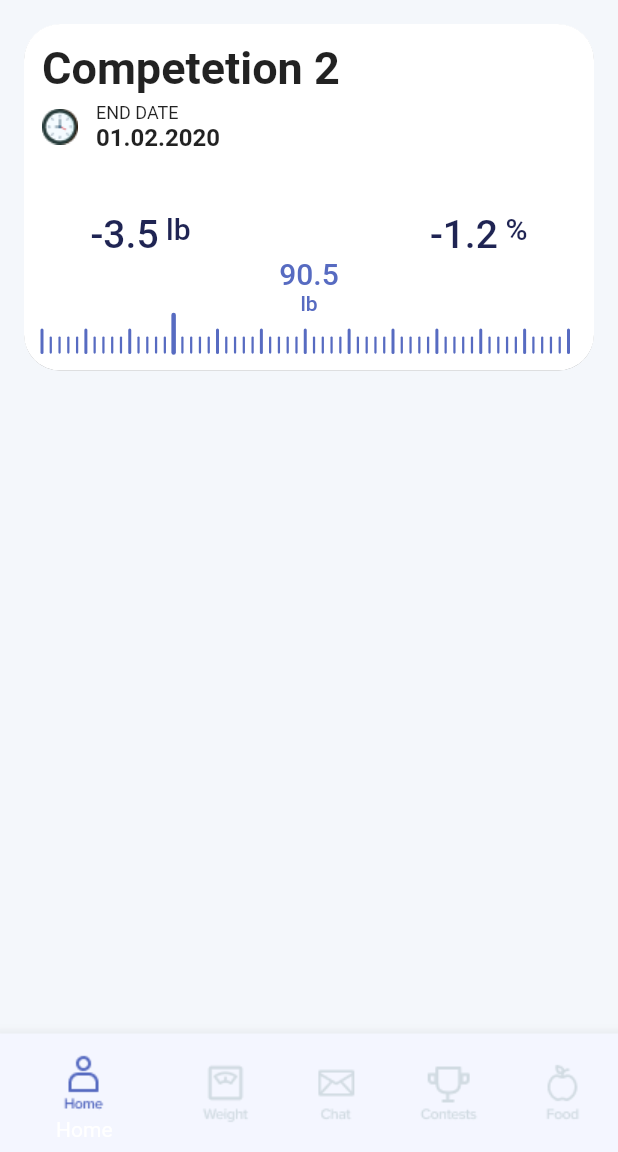
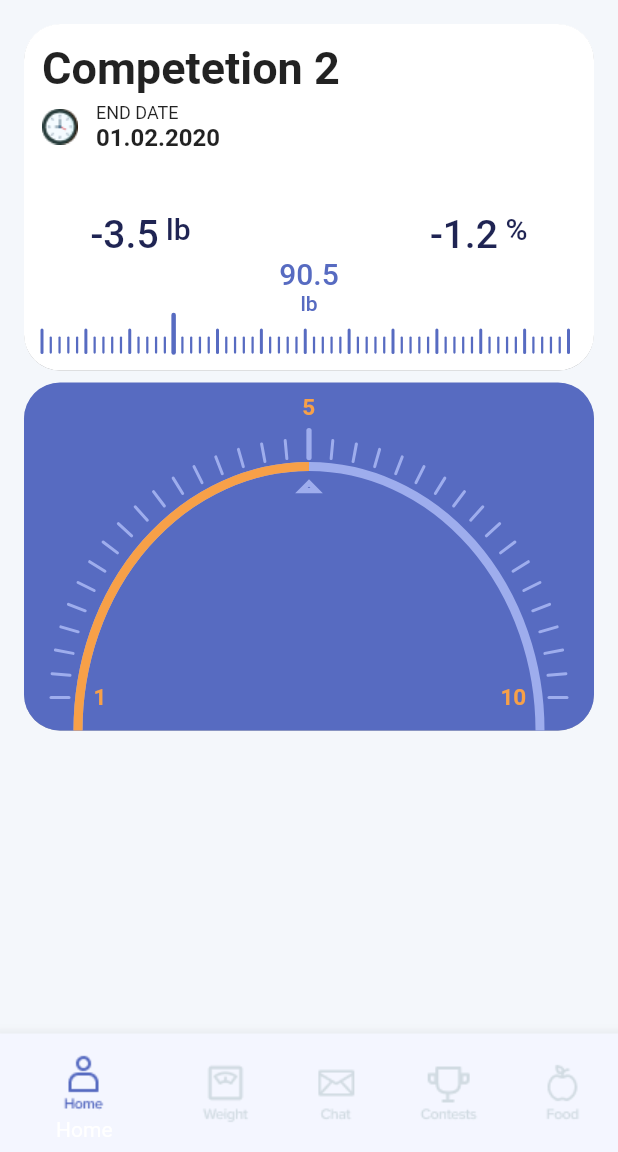
Before and after one commit to mgudipati-saven/losedafat_flutter, a Flutter app: the screen it shows after launch, on a phone screen of 412 x 824 dp, the part 84-1236 px from its top. Run offline on Flutter 3.47's test engine with Material 2 defaults, Android fonts, the light colour scheme and no system bars; our stand-ins replace flutter_svg, font_awesome_flutter, syncfusion_flutter_charts.

Commit message:
added gauge component

```diff
--- a/lib/pages/dashboard.dart
+++ b/lib/pages/dashboard.dart
@@ -1,6 +1,9 @@
+import 'dart:developer';
+
 import 'package:flutter/material.dart';
 
 import '../widgets/ruler.dart';
+import '../widgets/gauge.dart';
 
 class Dashboard extends StatelessWidget {
   @override
@@ -147,6 +150,26 @@ class Dashboard extends StatelessWidget {
             ),
           ),
         ),
+        Card(
+          color: Color(0xFF576BC1),
+          elevation: 0.1,
+          shape: RoundedRectangleBorder(
+            borderRadius: BorderRadius.circular(24),
+          ),
+          child: Padding(
+            padding: const EdgeInsets.fromLTRB(12, 32, 12, 0),
+            child: Column(
+              crossAxisAlignment: CrossAxisAlignment.start,
+              children: [
+                Container(
+                  width: 400,
+                  height: 200,
+                  child: Gauge(),
+                ),
+              ],
+            ),
+          ),
+        ),
       ],
     );
   }
--- a/lib/pages/home_page.dart
+++ b/lib/pages/home_page.dart
@@ -78,31 +78,31 @@ class _HomePageState extends State<HomePage> {
       items: <BottomNavigationBarItem>[
         BottomNavigationBarItem(
           activeIcon: Image.asset('images/home.png'),
-          title: Text('Home'),
+          label: 'Home',
           backgroundColor: Color(0xFFF4F6FF),
           icon: Image.asset('images/home_i.png'),
         ),
         BottomNavigationBarItem(
           activeIcon: Image.asset('images/weight.png'),
-          title: Text('Weight'),
+          label: 'Weight',
           backgroundColor: Color(0xFFF4F6FF),
           icon: Image.asset('images/weight_i.png'),
         ),
         BottomNavigationBarItem(
           activeIcon: Image.asset('images/chat.png'),
-          title: Text('Chat'),
+          label: 'Chat',
           backgroundColor: Color(0xFFF4F6FF),
           icon: Image.asset('images/chat_i.png'),
         ),
         BottomNavigationBarItem(
           activeIcon: Image.asset('images/contests.png'),
-          title: Text('Contests'),
+          label: 'Contests',
           backgroundColor: Color(0xFFF4F6FF),
           icon: Image.asset('images/contests_i.png'),
         ),
         BottomNavigationBarItem(
           activeIcon: Image.asset('images/food.png'),
-          title: Text('Food'),
+          label: 'Food',
           backgroundColor: Color(0xFFF4F6FF),
           icon: Image.asset('images/food_i.png'),
         ),
--- /dev/null
+++ b/lib/widgets/gauge.dart
@@ -0,0 +1,205 @@
+import 'dart:math';
+
+import 'package:flutter/material.dart';
+import 'package:flutter/widgets.dart';
+
+class Gauge extends StatelessWidget {
+  final double min;
+  final double max;
+  final double value;
+  final double width;
+  final double height;
+  final Color tickColor;
+  final TextStyle style;
+  final bool showZero;
+
+  Gauge({
+    Key key,
+    this.tickColor,
+    this.style,
+    this.showZero,
+    this.min,
+    this.max,
+    this.height,
+    this.value,
+    this.width,
+  }) : super(key: key);
+
+  @override
+  Widget build(BuildContext context) {
+    return Container(
+      child: CustomPaint(
+        size: Size.infinite,
+        painter: _GaugePainter(
+            context: context, tickColor: Color(0xFF9EADED), style: style),
+      ),
+    );
+  }
+}
+
+class _GaugePainter extends CustomPainter {
+  final BuildContext context;
+  final Color tickColor;
+  final TextStyle style;
+  final bool showZero;
+  final double readingTicker;
+
+  // device pixel ratio
+  double dpr;
+
+  _GaugePainter({
+    this.showZero = false,
+    this.tickColor,
+    this.style = const TextStyle(color: Color(0xFFF7A048)),
+    this.context,
+    this.readingTicker = 15,
+  }) {
+    dpr = MediaQuery.of(context).devicePixelRatio;
+  }
+
+  @override
+  void paint(Canvas canvas, Size size) {
+    final Paint mmTick = Paint()
+      ..color = tickColor
+      ..strokeCap = StrokeCap.round
+      ..style = PaintingStyle.stroke
+      ..strokeWidth = 1.5;
+
+    // cm tick
+    final Paint cmTick = Paint()
+      ..color = tickColor
+      ..strokeCap = StrokeCap.round
+      ..style = PaintingStyle.stroke
+      ..strokeWidth = 2.0;
+
+    // reading tick
+    final Paint readingTick = Paint()
+      ..color = tickColor
+      ..strokeCap = StrokeCap.round
+      ..style = PaintingStyle.stroke
+      ..strokeWidth = 3.5;
+
+    final shapeBounds = Rect.fromLTRB(0, 0, size.width, 2 * size.height);
+
+    final arcPaint = Paint()
+      ..color = tickColor
+      ..style = PaintingStyle.stroke
+      ..strokeWidth = 6;
+
+    final valueArcPaint = Paint()
+      ..color = Color(0xFFF7A048)
+      ..style = PaintingStyle.stroke
+      ..strokeWidth = 6;
+
+    final textPainter = new TextPainter(
+      textAlign: TextAlign.center,
+      textDirection: TextDirection.rtl,
+    );
+
+    final textStyle = const TextStyle(
+      color: Color(0xFFF7A048),
+      fontSize: 15.0,
+      fontWeight: FontWeight.bold,
+    );
+
+    final radius = size.width / 2;
+    final angle = pi / 34;
+
+    // draw the main arc
+    canvas.drawArc(shapeBounds.deflate(24), 0, -pi, false, arcPaint);
+
+    // draw the value arc
+    canvas.drawArc(shapeBounds.deflate(24), -pi, pi / 2, false, valueArcPaint);
+
+    canvas.save();
+    canvas.translate(radius, radius);
+
+    for (int i = 0; i < 35; i++) {
+      if (i == 17) {
+        canvas.drawLine(
+            Offset(-radius, 0.0), Offset(-radius + 18, 0.0), readingTick);
+
+        var dialPoint = Offset(-radius + 35, 0.0);
+        var path = Path()
+          ..moveTo(dialPoint.dx, dialPoint.dy)
+          ..lineTo(dialPoint.dx + 5, dialPoint.dy + 5)
+          ..lineTo(dialPoint.dx + 5, dialPoint.dy - 5)
+          ..close();
+
+        canvas.drawPath(path, readingTick);
+      } else {
+        canvas.drawLine(
+            Offset(-radius + 6, 0.0), Offset(-radius + 18, 0.0), cmTick);
+      }
+
+      if (i == 0) {
+        canvas.save();
+        canvas.translate(-radius + 30, 0.0);
+
+        textPainter.text = new TextSpan(
+          text: '1',
+          style: textStyle,
+        );
+
+        //helps make the text painted vertically
+        canvas.rotate(-angle * i);
+
+        textPainter.layout();
+
+        textPainter.paint(
+            canvas, Offset((textPainter.width / 2), -(textPainter.height / 2)));
+
+        canvas.restore();
+      }
+
+      if (i == 16) {
+        canvas.save();
+        canvas.translate(-radius - 15, -9.0);
+
+        textPainter.text = new TextSpan(
+          text: '5',
+          style: textStyle,
+        );
+
+        //helps make the text painted vertically
+        canvas.rotate(-angle * i);
+
+        textPainter.layout();
+
+        textPainter.paint(
+            canvas, Offset((textPainter.width / 2), -(textPainter.height / 2)));
+
+        canvas.restore();
+      }
+
+      if (i == 34) {
+        canvas.save();
+        canvas.translate(-radius + 24 + 35, 0.0);
+
+        textPainter.text = new TextSpan(
+          text: '10',
+          style: textStyle,
+        );
+
+        //helps make the text painted vertically
+        canvas.rotate(-angle * i);
+
+        textPainter.layout();
+
+        textPainter.paint(
+            canvas, Offset((textPainter.width / 2), -(textPainter.height / 2)));
+
+        canvas.restore();
+      }
+
+      canvas.rotate(angle);
+    }
+
+    canvas.restore();
+  }
+
+  @override
+  bool shouldRepaint(CustomPainter oldDelegate) {
+    return true;
+  }
+}
--- a/lib/widgets/ruler.dart
+++ b/lib/widgets/ruler.dart
@@ -1,5 +1,3 @@
-import 'dart:ui' as ui;
-
 import 'package:flutter/widgets.dart';
 
 class Ruler extends StatelessWidget {
```
Also changed, not shown: pubspec.lock.
